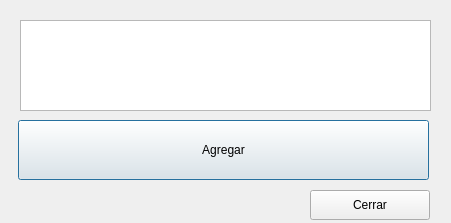
The window that agregarregistro.ui (kevinPinzon/Proyecto-Orga) describes before a commit, drawn with Qt 5.
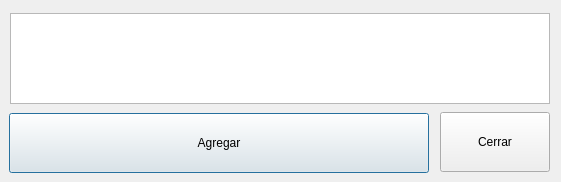
The same window after the commit.

Patch:
```diff
--- a/agregarregistro.ui
+++ b/agregarregistro.ui
@@ -6,8 +6,8 @@
    <rect>
     <x>0</x>
     <y>0</y>
-    <width>451</width>
-    <height>223</height>
+    <width>561</width>
+    <height>182</height>
    </rect>
   </property>
   <property name="windowTitle">
@@ -16,9 +16,9 @@
   <widget class="QPushButton" name="btn_agregarRegi">
    <property name="geometry">
     <rect>
-     <x>18</x>
-     <y>120</y>
-     <width>411</width>
+     <x>9</x>
+     <y>113</y>
+     <width>420</width>
      <height>60</height>
     </rect>
    </property>
@@ -29,9 +29,9 @@
   <widget class="QTableWidget" name="tw_registroAdd">
    <property name="geometry">
     <rect>
-     <x>20</x>
-     <y>20</y>
-     <width>411</width>
+     <x>10</x>
+     <y>13</y>
+     <width>540</width>
      <height>91</height>
     </rect>
    </property>
@@ -39,10 +39,10 @@
   <widget class="QPushButton" name="btn_cerrar">
    <property name="geometry">
     <rect>
-     <x>310</x>
-     <y>190</y>
-     <width>120</width>
-     <height>30</height>
+     <x>440</x>
+     <y>112</y>
+     <width>110</width>
+     <height>60</height>
     </rect>
    </property>
    <property name="text">
```
Left out of the diff: 2 changed lines with no effect on the pictures.
